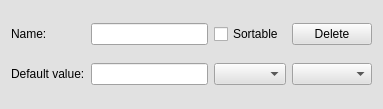
Qt form UI/qt_ui/component_frame.ui (arnaudframmery/catalog) before a commit.
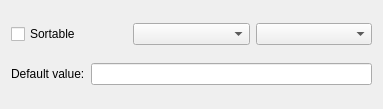
The same form after that commit. Custom widgets are drawn as their Qt base class.

Commit message: improve component setting dialog design

The edit to the form file:
```diff
--- a/UI/qt_ui/component_frame.ui
+++ b/UI/qt_ui/component_frame.ui
@@ -10,501 +10,58 @@
     <height>109</height>
    </rect>
   </property>
-  <property name="palette">
-   <palette>
-    <active>
-     <colorrole role="WindowText">
-      <brush brushstyle="SolidPattern">
-       <color alpha="255">
-        <red>0</red>
-        <green>0</green>
-        <blue>0</blue>
-       </color>
-      </brush>
-     </colorrole>
-     <colorrole role="Button">
-      <brush brushstyle="SolidPattern">
-       <color alpha="255">
-        <red>225</red>
-        <green>225</green>
-        <blue>225</blue>
-       </color>
-      </brush>
-     </colorrole>
-     <colorrole role="Light">
-      <brush brushstyle="SolidPattern">
-       <color alpha="255">
-        <red>255</red>
-        <green>255</green>
-        <blue>255</blue>
-       </color>
-      </brush>
-     </colorrole>
-     <colorrole role="Midlight">
-      <brush brushstyle="SolidPattern">
-       <color alpha="255">
-        <red>240</red>
-        <green>240</green>
-        <blue>240</blue>
-       </color>
-      </brush>
-     </colorrole>
-     <colorrole role="Dark">
-      <brush brushstyle="SolidPattern">
-       <color alpha="255">
-        <red>112</red>
-        <green>112</green>
-        <blue>112</blue>
-       </color>
-      </brush>
-     </colorrole>
-     <colorrole role="Mid">
-      <brush brushstyle="SolidPattern">
-       <color alpha="255">
-        <red>150</red>
-        <green>150</green>
-        <blue>150</blue>
-       </color>
-      </brush>
-     </colorrole>
-     <colorrole role="Text">
-      <brush brushstyle="SolidPattern">
-       <color alpha="255">
-        <red>0</red>
-        <green>0</green>
-        <blue>0</blue>
-       </color>
-      </brush>
-     </colorrole>
-     <colorrole role="BrightText">
-      <brush brushstyle="SolidPattern">
-       <color alpha="255">
-        <red>255</red>
-        <green>255</green>
-        <blue>255</blue>
-       </color>
-      </brush>
-     </colorrole>
-     <colorrole role="ButtonText">
-      <brush brushstyle="SolidPattern">
-       <color alpha="255">
-        <red>0</red>
-        <green>0</green>
-        <blue>0</blue>
-       </color>
-      </brush>
-     </colorrole>
-     <colorrole role="Base">
-      <brush brushstyle="SolidPattern">
-       <color alpha="255">
-        <red>255</red>
-        <green>255</green>
-        <blue>255</blue>
-       </color>
-      </brush>
-     </colorrole>
-     <colorrole role="Window">
-      <brush brushstyle="SolidPattern">
-       <color alpha="255">
-        <red>225</red>
-        <green>225</green>
-        <blue>225</blue>
-       </color>
-      </brush>
-     </colorrole>
-     <colorrole role="Shadow">
-      <brush brushstyle="SolidPattern">
-       <color alpha="255">
-        <red>0</red>
-        <green>0</green>
-        <blue>0</blue>
-       </color>
-      </brush>
-     </colorrole>
-     <colorrole role="AlternateBase">
-      <brush brushstyle="SolidPattern">
-       <color alpha="255">
-        <red>240</red>
-        <green>240</green>
-        <blue>240</blue>
-       </color>
-      </brush>
-     </colorrole>
-     <colorrole role="ToolTipBase">
-      <brush brushstyle="SolidPattern">
-       <color alpha="255">
-        <red>255</red>
-        <green>255</green>
-        <blue>220</blue>
-       </color>
-      </brush>
-     </colorrole>
-     <colorrole role="ToolTipText">
-      <brush brushstyle="SolidPattern">
-       <color alpha="255">
-        <red>0</red>
-        <green>0</green>
-        <blue>0</blue>
-       </color>
-      </brush>
-     </colorrole>
-     <colorrole role="PlaceholderText">
-      <brush brushstyle="SolidPattern">
-       <color alpha="128">
-        <red>0</red>
-        <green>0</green>
-        <blue>0</blue>
-       </color>
-      </brush>
-     </colorrole>
-    </active>
-    <inactive>
-     <colorrole role="WindowText">
-      <brush brushstyle="SolidPattern">
-       <color alpha="255">
-        <red>0</red>
-        <green>0</green>
-        <blue>0</blue>
-       </color>
-      </brush>
-     </colorrole>
-     <colorrole role="Button">
-      <brush brushstyle="SolidPattern">
-       <color alpha="255">
-        <red>225</red>
-        <green>225</green>
-        <blue>225</blue>
-       </color>
-      </brush>
-     </colorrole>
-     <colorrole role="Light">
-      <brush brushstyle="SolidPattern">
-       <color alpha="255">
-        <red>255</red>
-        <green>255</green>
-        <blue>255</blue>
-       </color>
-      </brush>
-     </colorrole>
-     <colorrole role="Midlight">
-      <brush brushstyle="SolidPattern">
-       <color alpha="255">
-        <red>240</red>
-        <green>240</green>
-        <blue>240</blue>
-       </color>
-      </brush>
-     </colorrole>
-     <colorrole role="Dark">
-      <brush brushstyle="SolidPattern">
-       <color alpha="255">
-        <red>112</red>
-        <green>112</green>
-        <blue>112</blue>
-       </color>
-      </brush>
-     </colorrole>
-     <colorrole role="Mid">
-      <brush brushstyle="SolidPattern">
-       <color alpha="255">
-        <red>150</red>
-        <green>150</green>
-        <blue>150</blue>
-       </color>
-      </brush>
-     </colorrole>
-     <colorrole role="Text">
-      <brush brushstyle="SolidPattern">
-       <color alpha="255">
-        <red>0</red>
-        <green>0</green>
-        <blue>0</blue>
-       </color>
-      </brush>
-     </colorrole>
-     <colorrole role="BrightText">
-      <brush brushstyle="SolidPattern">
-       <color alpha="255">
-        <red>255</red>
-        <green>255</green>
-        <blue>255</blue>
-       </color>
-      </brush>
-     </colorrole>
-     <colorrole role="ButtonText">
-      <brush brushstyle="SolidPattern">
-       <color alpha="255">
-        <red>0</red>
-        <green>0</green>
-        <blue>0</blue>
-       </color>
-      </brush>
-     </colorrole>
-     <colorrole role="Base">
-      <brush brushstyle="SolidPattern">
-       <color alpha="255">
-        <red>255</red>
-        <green>255</green>
-        <blue>255</blue>
-       </color>
-      </brush>
-     </colorrole>
-     <colorrole role="Window">
-      <brush brushstyle="SolidPattern">
-       <color alpha="255">
-        <red>225</red>
-        <green>225</green>
-        <blue>225</blue>
-       </color>
-      </brush>
-     </colorrole>
-     <colorrole role="Shadow">
-      <brush brushstyle="SolidPattern">
-       <color alpha="255">
-        <red>0</red>
-        <green>0</green>
-        <blue>0</blue>
-       </color>
-      </brush>
-     </colorrole>
-     <colorrole role="AlternateBase">
-      <brush brushstyle="SolidPattern">
-       <color alpha="255">
-        <red>240</red>
-        <green>240</green>
-        <blue>240</blue>
-       </color>
-      </brush>
-     </colorrole>
-     <colorrole role="ToolTipBase">
-      <brush brushstyle="SolidPattern">
-       <color alpha="255">
-        <red>255</red>
-        <green>255</green>
-        <blue>220</blue>
-       </color>
-      </brush>
-     </colorrole>
-     <colorrole role="ToolTipText">
-      <brush brushstyle="SolidPattern">
-       <color alpha="255">
-        <red>0</red>
-        <green>0</green>
-        <blue>0</blue>
-       </color>
-      </brush>
-     </colorrole>
-     <colorrole role="PlaceholderText">
-      <brush brushstyle="SolidPattern">
-       <color alpha="128">
-        <red>0</red>
-        <green>0</green>
-        <blue>0</blue>
-       </color>
-      </brush>
-     </colorrole>
-    </inactive>
-    <disabled>
-     <colorrole role="WindowText">
-      <brush brushstyle="SolidPattern">
-       <color alpha="255">
-        <red>112</red>
-        <green>112</green>
-        <blue>112</blue>
-       </color>
-      </brush>
-     </colorrole>
-     <colorrole role="Button">
-      <brush brushstyle="SolidPattern">
-       <color alpha="255">
-        <red>225</red>
-        <green>225</green>
-        <blue>225</blue>
-       </color>
-      </brush>
-     </colorrole>
-     <colorrole role="Light">
-      <brush brushstyle="SolidPattern">
-       <color alpha="255">
-        <red>255</red>
-        <green>255</green>
-        <blue>255</blue>
-       </color>
-      </brush>
-     </colorrole>
-     <colorrole role="Midlight">
-      <brush brushstyle="SolidPattern">
-       <color alpha="255">
-        <red>240</red>
-        <green>240</green>
-        <blue>240</blue>
-       </color>
-      </brush>
-     </colorrole>
-     <colorrole role="Dark">
-      <brush brushstyle="SolidPattern">
-       <color alpha="255">
-        <red>112</red>
-        <green>112</green>
-        <blue>112</blue>
-       </color>
-      </brush>
-     </colorrole>
-     <colorrole role="Mid">
-      <brush brushstyle="SolidPattern">
-       <color alpha="255">
-        <red>150</red>
-        <green>150</green>
-        <blue>150</blue>
-       </color>
-      </brush>
-     </colorrole>
-     <colorrole role="Text">
-      <brush brushstyle="SolidPattern">
-       <color alpha="255">
-        <red>112</red>
-        <green>112</green>
-        <blue>112</blue>
-       </color>
-      </brush>
-     </colorrole>
-     <colorrole role="BrightText">
-      <brush brushstyle="SolidPattern">
-       <color alpha="255">
-        <red>255</red>
-        <green>255</green>
-        <blue>255</blue>
-       </color>
-      </brush>
-     </colorrole>
-     <colorrole role="ButtonText">
-      <brush brushstyle="SolidPattern">
-       <color alpha="255">
-        <red>112</red>
-        <green>112</green>
-        <blue>112</blue>
-       </color>
-      </brush>
-     </colorrole>
-     <colorrole role="Base">
-      <brush brushstyle="SolidPattern">
-       <color alpha="255">
-        <red>225</red>
-        <green>225</green>
-        <blue>225</blue>
-       </color>
-      </brush>
-     </colorrole>
-     <colorrole role="Window">
-      <brush brushstyle="SolidPattern">
-       <color alpha="255">
-        <red>225</red>
-        <green>225</green>
-        <blue>225</blue>
-       </color>
-      </brush>
-     </colorrole>
-     <colorrole role="Shadow">
-      <brush brushstyle="SolidPattern">
-       <color alpha="255">
-        <red>0</red>
-        <green>0</green>
-        <blue>0</blue>
-       </color>
-      </brush>
-     </colorrole>
-     <colorrole role="AlternateBase">
-      <brush brushstyle="SolidPattern">
-       <color alpha="255">
-        <red>225</red>
-        <green>225</green>
-        <blue>225</blue>
-       </color>
-      </brush>
-     </colorrole>
-     <colorrole role="ToolTipBase">
-      <brush brushstyle="SolidPattern">
-       <color alpha="255">
-        <red>255</red>
-        <green>255</green>
-        <blue>220</blue>
-       </color>
-      </brush>
-     </colorrole>
-     <colorrole role="ToolTipText">
-      <brush brushstyle="SolidPattern">
-       <color alpha="255">
-        <red>0</red>
-        <green>0</green>
-        <blue>0</blue>
-       </color>
-      </brush>
-     </colorrole>
-     <colorrole role="PlaceholderText">
-      <brush brushstyle="SolidPattern">
-       <color alpha="128">
-        <red>0</red>
-        <green>0</green>
-        <blue>0</blue>
-       </color>
-      </brush>
-     </colorrole>
-    </disabled>
-   </palette>
-  </property>
   <property name="windowTitle">
    <string>Form</string>
   </property>
   <property name="autoFillBackground">
-   <bool>true</bool>
+   <bool>false</bool>
   </property>
-  <layout class="QHBoxLayout" name="horizontalLayout">
+  <layout class="QVBoxLayout" name="verticalLayout">
    <item>
-    <layout class="QGridLayout" name="gridLayout">
-     <item row="0" column="2">
-      <widget class="QCheckBox" name="sorting_check_box">
+    <layout class="QHBoxLayout" name="horizontalLayout_2">
+     <item>
+      <widget class="CheckBox" name="sorting_check_box">
        <property name="text">
         <string>Sortable</string>
        </property>
       </widget>
      </item>
-     <item row="1" column="1">
-      <widget class="QLineEdit" name="default_line_edit"/>
+     <item>
+      <widget class="ComboBox" name="filter_combo_box"/>
      </item>
-     <item row="1" column="0">
+     <item>
+      <widget class="ComboBox" name="value_type_combo_box"/>
+     </item>
+    </layout>
+   </item>
+   <item>
+    <layout class="QHBoxLayout" name="horizontalLayout">
+     <item>
       <widget class="QLabel" name="default_label">
        <property name="text">
         <string>Default value:</string>
        </property>
       </widget>
      </item>
-     <item row="0" column="0">
-      <widget class="QLabel" name="name_label">
-       <property name="text">
-        <string>Name:</string>
-       </property>
-      </widget>
-     </item>
-     <item row="1" column="2">
-      <widget class="QComboBox" name="filter_combo_box"/>
-     </item>
-     <item row="0" column="1">
-      <widget class="QLineEdit" name="name_line_edit"/>
-     </item>
-     <item row="1" column="3">
-      <widget class="QComboBox" name="value_type_combo_box"/>
-     </item>
-     <item row="0" column="3">
-      <widget class="QPushButton" name="delete_button">
-       <property name="text">
-        <string>Delete</string>
-       </property>
-      </widget>
+     <item>
+      <widget class="QLineEdit" name="default_line_edit"/>
      </item>
     </layout>
    </item>
   </layout>
  </widget>
+ <customwidgets>
+  <customwidget>
+   <class>ComboBox</class>
+   <extends>QComboBox</extends>
+   <header>combobox.h</header>
+  </customwidget>
+  <customwidget>
+   <class>CheckBox</class>
+   <extends>QCheckBox</extends>
+   <header>checkbox.h</header>
+  </customwidget>
+ </customwidgets>
  <resources/>
  <connections/>
 </ui>
```
The commit also changes 26 other files.
